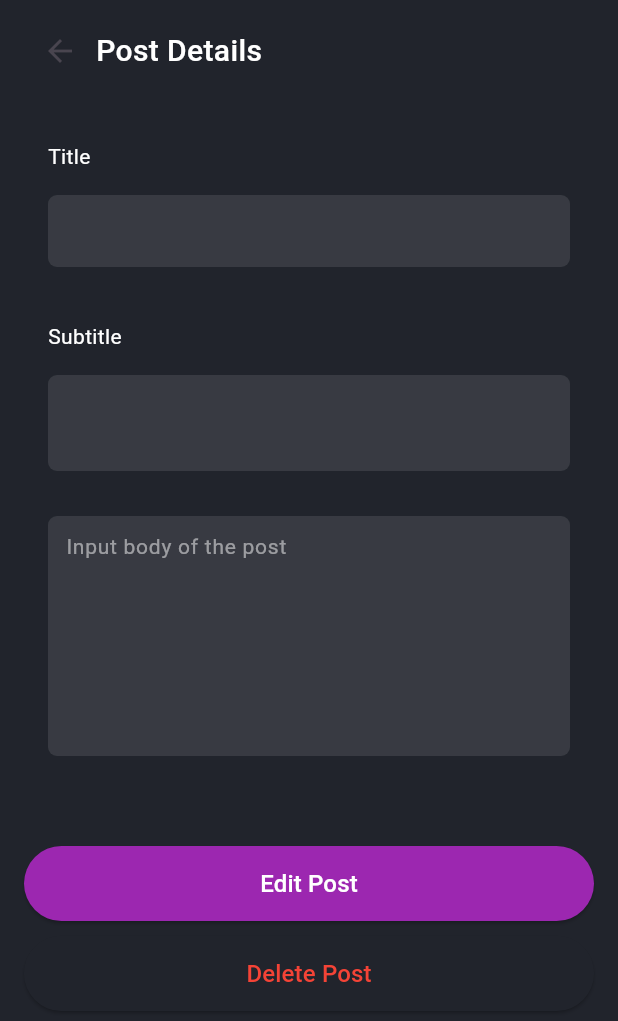
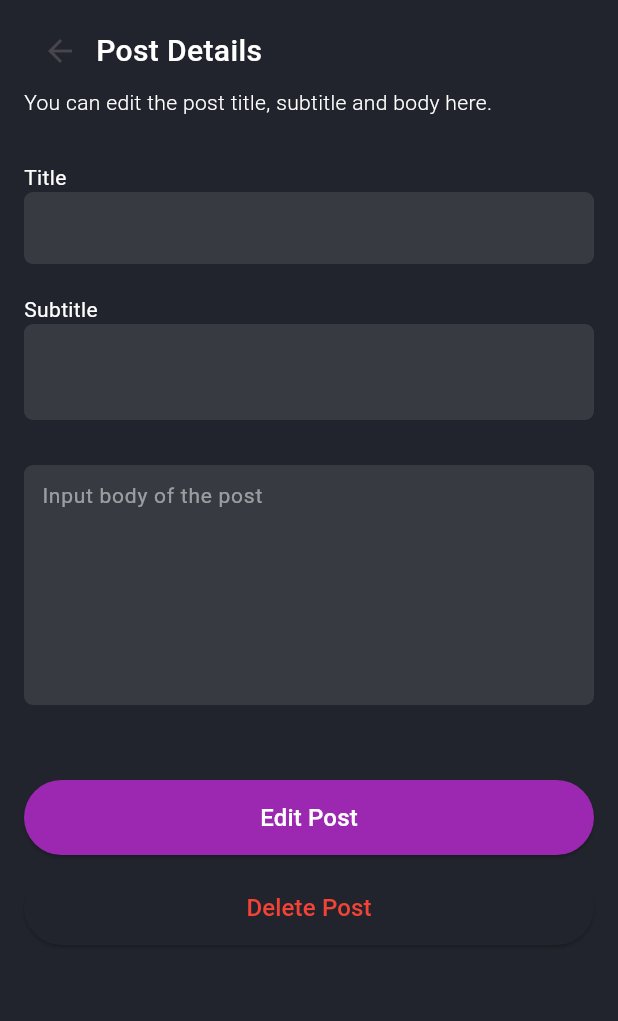
Before and after one commit to JustineUgo/graphql_simple_blog, a Flutter app: the PostScreen screen opened directly with empty values, on a phone screen of 412 x 824 dp. Shown: the top 1021 px of the screen. Run offline on Flutter 3.47's test engine with Material 3 defaults, Android fonts, the phone set to English and light mode, and no system bars; our stand-ins replace auto_route, bloc, flutter_bloc, freezed_annotation, get_it, get_it_mixin and 3 more; network calls fail.

Commit message:
refactor: Post blog restrictions

```diff
--- a/lib/screens/home/widgets/home.dart
+++ b/lib/screens/home/widgets/home.dart
@@ -69,8 +69,8 @@ class _HomeState extends State<Home> with SingleTickerProviderStateMixin {
                     const Spacer(),
                     TextButton(
                         style: ButtonStyle(backgroundColor: MaterialStateProperty.all(Colors.purple)),
-                        onPressed: () {
-                          context.router.push(PostRoute(post: null));
+                        onPressed: () async {
+                          await context.router.push(PostRoute(post: null));
                           if (widget.refetchCallback != null) widget.refetchCallback!();
                         },
                         child: Text("Add Post", style: context.textStyle)),
--- a/lib/screens/home/widgets/search_widget.dart
+++ b/lib/screens/home/widgets/search_widget.dart
@@ -44,7 +44,7 @@ class _SearchState extends State<Search> {
         },
         decoration: InputDecoration(
           contentPadding: const EdgeInsets.all(4),
-          hintText: 'Type and press enter to search',
+          hintText: 'Type to search',
           hintStyle: context.textStyle.copyWith(fontSize: 12, color: Colors.white30, fontWeight: FontWeight.w600),
           border: OutlineInputBorder(
             borderSide: BorderSide.none,
--- a/lib/screens/post/post_screen.dart
+++ b/lib/screens/post/post_screen.dart
@@ -32,6 +32,20 @@ class _PostScreenState extends State<PostScreen> {
     _bodyController.text = post?.body ?? '';
   }
 
+  bool checkForm() {
+    if (_titleController.text.trim().isEmpty) {
+      getIt<Toast>().showMessage(context: context, title: "Incomplete Form!", message: "Fill up the title field", type: ToastType.info);
+      return false;
+    } else if (_subtitleController.text.trim().isEmpty) {
+      getIt<Toast>().showMessage(context: context, title: "Incomplete Form!", message: "Fill up the subtitle field", type: ToastType.info);
+      return false;
+    } else if (_bodyController.text.trim().isEmpty) {
+      getIt<Toast>().showMessage(context: context, title: "Incomplete Form!", message: "Fill up the body field", type: ToastType.info);
+      return false;
+    }
+    return true;
+  }
+
   @override
   Widget build(BuildContext context) {
     bool isNewPost = widget.post == null;
@@ -51,17 +65,14 @@ class _PostScreenState extends State<PostScreen> {
                     Text("Post Details", style: context.textStyle.copyWith(fontWeight: FontWeight.w500, fontSize: 20)),
                   ],
                 ),
-                const SizedBox(height: 20),
-                Padding(
-                  padding: const EdgeInsets.all(16.0),
-                  child: Text(
+                Text("You can edit the post title, subtitle and body here.", style: context.textStyle.copyWith(fontWeight: FontWeight.w300, fontSize: 14)),
+                const SizedBox(height: 30),
+                Text(
                   'Title',
                   style: context.textStyle.copyWith(fontWeight: FontWeight.w400, fontSize: 14, color: Colors.white),
                 ),
-                ),
-                Padding(
-                  padding: const EdgeInsets.symmetric(horizontal: 16),
-                  child: TextField(
+                TextField(
+                  style: context.textStyle,
                   controller: _titleController,
                   decoration: InputDecoration(
                     focusedBorder: OutlineInputBorder(
@@ -77,18 +88,13 @@ class _PostScreenState extends State<PostScreen> {
                     filled: true,
                   ),
                 ),
-                ),
                 const SizedBox(height: 20),
-                Padding(
-                  padding: const EdgeInsets.all(16.0),
-                  child: Text(
+                Text(
                   'Subtitle',
                   style: context.textStyle.copyWith(fontWeight: FontWeight.w400, fontSize: 14, color: Colors.white),
                 ),
-                ),
-                Padding(
-                  padding: const EdgeInsets.symmetric(horizontal: 16),
-                  child: TextField(
+                TextField(
+                  style: context.textStyle,
                   controller: _subtitleController,
                   maxLines: 4,
                   minLines: 2,
@@ -106,11 +112,9 @@ class _PostScreenState extends State<PostScreen> {
                     filled: true,
                   ),
                 ),
-                ),
                 const SizedBox(height: 30),
-                Padding(
-                  padding: const EdgeInsets.symmetric(horizontal: 16),
-                  child: TextField(
+                TextField(
+                  style: context.textStyle,
                   maxLines: 9,
                   minLines: 6,
                   controller: _bodyController,
@@ -130,8 +134,9 @@ class _PostScreenState extends State<PostScreen> {
                     hintStyle: context.textStyle.copyWith(fontSize: 14, color: Colors.white.withOpacity(.5)),
                   ),
                 ),
-                ),
-                const SizedBox(height: 50),
+                const SizedBox(height: 40),
+
+                // ADD
                 if (isNewPost)
                   Visibility(
                     visible: isAddPostVisible,
@@ -162,17 +167,22 @@ class _PostScreenState extends State<PostScreen> {
                                   minimumSize: MaterialStateProperty.all(const Size(double.infinity, 50)),
                                   backgroundColor: MaterialStateProperty.all(Colors.purple),
                                 ),
-                                onPressed: () => runMutation({
+                                onPressed: () {
+                                  if (checkForm())
+                                    runMutation({
                                       "title": _titleController.text,
                                       "subTitle": _subtitleController.text,
                                       "body": _bodyController.text,
-                                }),
+                                    });
+                                },
                                 child: Text('Add Post', style: context.textStyle),
                               );
                       },
                     ),
                   ),
                 const SizedBox(height: 10),
+
+                // EDIT
                 if (!isNewPost)
                   Mutation(
                     options: MutationOptions(
@@ -200,17 +210,22 @@ class _PostScreenState extends State<PostScreen> {
                                 minimumSize: MaterialStateProperty.all(const Size(double.infinity, 50)),
                                 backgroundColor: MaterialStateProperty.all(Colors.purple),
                               ),
-                              onPressed: () => runMutation({
+                              onPressed: () {
+                                if (checkForm())
+                                  runMutation({
                                     "blogId": widget.post!.id,
                                     "title": _titleController.text,
                                     "subTitle": _subtitleController.text,
                                     "body": _bodyController.text,
-                              }),
+                                  });
+                              },
                               child: Text('Edit Post', style: context.textStyle),
                             );
                     },
                   ),
                 const SizedBox(height: 10),
+
+                // DELETE
                 if (widget.post != null)
                   Mutation(
                     options: MutationOptions(
@@ -248,4 +263,4 @@ class _PostScreenState extends State<PostScreen> {
   }
 }
 
-//TODO: verify all form fields
+//TODO: bookmark
```
Lines whose indentation alone changed are shown as unchanged.
